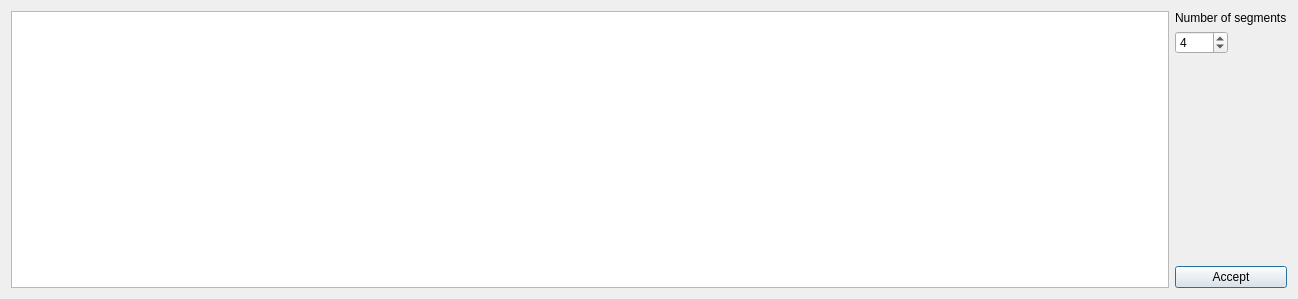
First picture: the form in src/crosssectiondialog.ui, repository hobrasoft/simul6, before the edit.
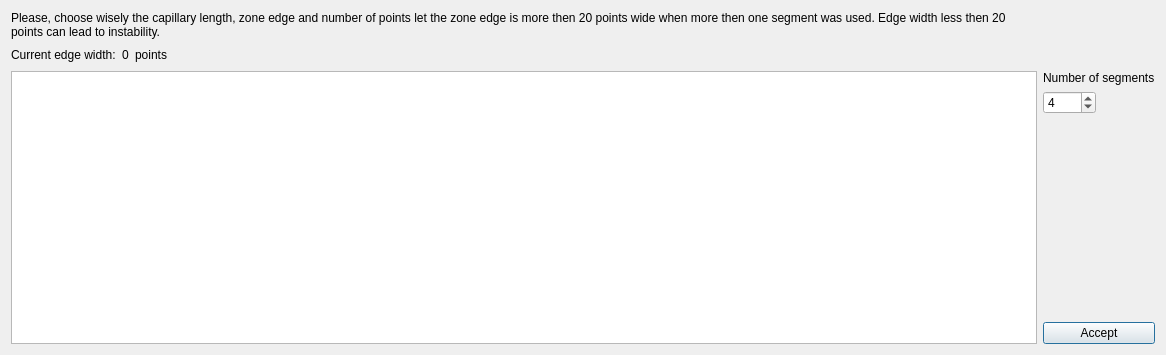
Second picture: the form after the edit.

Commit message: Implemented check for BW when more crosssection segments were used

Patch:
```diff
--- a/src/crosssectiondialog.ui
+++ b/src/crosssectiondialog.ui
@@ -6,22 +6,59 @@
    <rect>
     <x>0</x>
     <y>0</y>
-    <width>1298</width>
-    <height>299</height>
+    <width>1166</width>
+    <height>355</height>
    </rect>
   </property>
   <property name="windowTitle">
    <string>Crosssections settings</string>
   </property>
   <layout class="QGridLayout" name="gridLayout">
+   <item row="0" column="0" colspan="4">
+    <widget class="QLabel" name="label_2">
+     <property name="text">
+      <string>Please, choose wisely the capillary length, zone edge and number of points let the zone edge is more then 20 points wide when more then one segment was used. Edge width less then 20 points can lead to instability.</string>
+     </property>
+     <property name="wordWrap">
+      <bool>true</bool>
+     </property>
+    </widget>
+   </item>
+   <item row="1" column="0">
+    <widget class="QLabel" name="label_3">
+     <property name="text">
+      <string>Current edge width:</string>
+     </property>
+    </widget>
+   </item>
    <item row="1" column="1">
-    <widget class="QPushButton" name="pushButton">
+    <widget class="QLabel" name="f_edgeWidth">
      <property name="text">
-      <string>Accept</string>
+      <string>0</string>
      </property>
     </widget>
    </item>
-   <item row="0" column="0" rowspan="2">
+   <item row="1" column="2">
+    <widget class="QLabel" name="label_5">
+     <property name="text">
+      <string>points</string>
+     </property>
+    </widget>
+   </item>
+   <item row="1" column="3">
+    <spacer name="horizontalSpacer">
+     <property name="orientation">
+      <enum>Qt::Horizontal</enum>
+     </property>
+     <property name="sizeHint" stdset="0">
+      <size>
+       <width>762</width>
+       <height>20</height>
+      </size>
+     </property>
+    </spacer>
+   </item>
+   <item row="2" column="0" rowspan="2" colspan="4">
     <widget class="QTableView" name="f_view">
      <attribute name="verticalHeaderMinimumSectionSize">
       <number>20</number>
@@ -31,7 +68,7 @@
      </attribute>
     </widget>
    </item>
-   <item row="0" column="1">
+   <item row="2" column="4">
     <layout class="QGridLayout" name="gridLayout_3">
      <item row="3" column="0">
       <spacer name="verticalSpacer">
@@ -68,6 +105,13 @@
      </item>
     </layout>
    </item>
+   <item row="3" column="4">
+    <widget class="QPushButton" name="pushButton">
+     <property name="text">
+      <string>Accept</string>
+     </property>
+    </widget>
+   </item>
   </layout>
  </widget>
  <resources/>
```
The commit also changes 3 other files.
